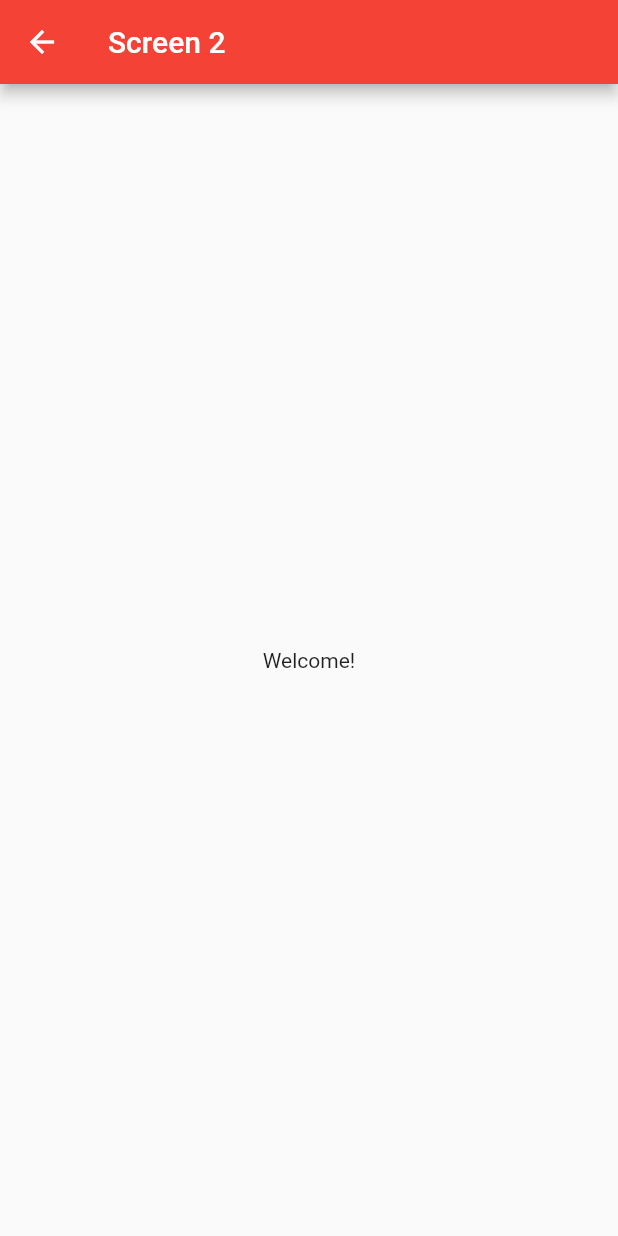
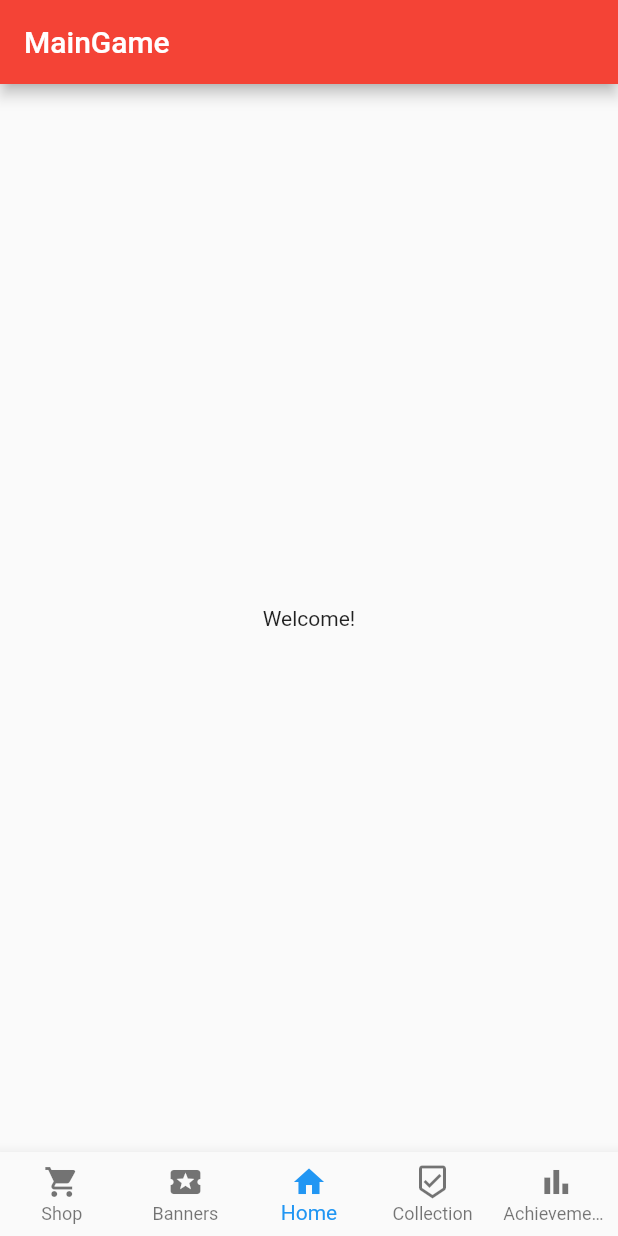
Before and after one commit to GlitchAmbush/mobile_proj, a Flutter app: the screen it shows after launch, after a tap on "Play", on a phone screen of 412 x 824 dp. Run offline on Flutter 3.47's test engine with Material 2 defaults, Android fonts, the light colour scheme and no system bars.

Commit message:
Added Navigation

```diff
--- /dev/null
+++ b/lib/nav/navigation.dart
@@ -0,0 +1,70 @@
+import 'package:flutter/material.dart';
+
+import '../screens/achievements_page.dart';
+import '../screens/banner_page.dart';
+import '../screens/collection_page.dart';
+import '../screens/main_game.dart';
+import '../screens/shop_page.dart';
+
+class Navigation extends StatefulWidget {
+  const Navigation({super.key});
+
+  @override
+  State<Navigation> createState() => _NavigationState();
+}
+
+class _NavigationState extends State<Navigation> {
+  int _selectedIndex = 2;
+  final List<Widget> _children = [
+    const ShopPage(),
+    const BannerPage(),
+    const MainGame(),
+    const CollectionPage(),
+    const AchievementsPage()
+  ];
+
+  void _onItemTapped(int index) {
+    setState(
+      () {
+        _selectedIndex = index;
+      },
+    );
+  }
+
+  @override
+  Widget build(BuildContext context) {
+    return Scaffold(
+      body: _children[_selectedIndex],
+      bottomNavigationBar: BottomNavigationBar(
+        type: BottomNavigationBarType.fixed,
+        items: const [
+          BottomNavigationBarItem(
+              icon: Icon(Icons.shopping_cart), label: 'Shop'),
+          BottomNavigationBarItem(
+              icon: Icon(Icons.local_play), label: 'Banners'),
+          BottomNavigationBarItem(icon: Icon(Icons.home), label: 'Home'),
+          BottomNavigationBarItem(
+              icon: Icon(Icons.beenhere_outlined), label: 'Collection'),
+          BottomNavigationBarItem(
+              icon: Icon(Icons.bar_chart), label: 'Achievements')
+        ],
+        currentIndex: _selectedIndex,
+        onTap: _onItemTapped,
+      ),
+    );
+
+    // Disables Back Button (implement in the future)
+    /*return WillPopScope(
+        child: Scaffold(
+            appBar: AppBar(
+                backgroundColor: Colors.red, title: const Text('Screen 2'),
+                automaticallyImplyLeading: true),
+            body: const Center(
+              child: Text('Welcome!'),
+            )),
+        onWillPop: () async {
+          return false;
+        });
+  }*/
+  }
+}
--- a/lib/screens/collection_page.dart
+++ b/lib/screens/collection_page.dart
@@ -5,6 +5,13 @@ class CollectionPage extends StatelessWidget {
 
   @override
   Widget build(BuildContext context) {
-    return Container();
+    return Scaffold(
+        appBar: AppBar(
+          backgroundColor: Colors.purple[300],
+          title: const Text('Collection'),
+        ),
+        body: const Center(
+          child: Text('Collection'),
+        ));
   }
 }
--- a/lib/screens/main_game.dart
+++ b/lib/screens/main_game.dart
@@ -1,29 +1,16 @@
 import 'package:flutter/material.dart';
 
-class Screen2 extends StatelessWidget {
-  const Screen2({super.key});
+class MainGame extends StatelessWidget {
+  const MainGame({super.key});
 
   @override
   Widget build(BuildContext context) {
-    // Disables Back Button (implement in the future)
-    /*return WillPopScope(
-        child: Scaffold(
-            appBar: AppBar(
-                backgroundColor: Colors.red, title: const Text('Screen 2'),
-                automaticallyImplyLeading: true),
-            body: const Center(
-              child: Text('Welcome!'),
-            )),
-        onWillPop: () async {
-          return false;
-        });
-  }*/
-
     return Scaffold(
-        appBar:
-            AppBar(backgroundColor: Colors.red, title: const Text('Screen 2')),
-        body: const Center(
-          child: Text('Welcome!'),
-        ));
+      appBar:
+          AppBar(backgroundColor: Colors.red, title: const Text('MainGame')),
+      body: const Center(
+        child: Text('Welcome!'),
+      ),
+    );
   }
 }
--- a/lib/screens/shop_page.dart
+++ b/lib/screens/shop_page.dart
@@ -5,6 +5,13 @@ class ShopPage extends StatelessWidget {
 
   @override
   Widget build(BuildContext context) {
-    return Container();
+    return Scaffold(
+        appBar: AppBar(
+          backgroundColor: Colors.purple[300],
+          title: const Text('Shop'),
+        ),
+        body: const Center(
+          child: Text('Shop'),
+        ));
   }
 }
--- a/lib/screens/start_page.dart
+++ b/lib/screens/start_page.dart
@@ -1,5 +1,5 @@
 import 'package:flutter/material.dart';
-import 'main_game.dart';
+import '../nav/navigation.dart';
 
 class Start extends StatelessWidget {
   const Start({super.key});
@@ -16,8 +16,10 @@ class Start extends StatelessWidget {
             children: [
               ElevatedButton(
                 onPressed: () {
-                  Navigator.push(context,
-                      MaterialPageRoute(builder: (context) => const Screen2()));
+                  Navigator.pushReplacement(
+                      context,
+                      MaterialPageRoute(
+                          builder: (context) => const Navigation()));
                 },
                 child: const Text('Play'),
               ),
--- a/pubspec.yaml
+++ b/pubspec.yaml
@@ -35,6 +35,7 @@ dependencies:
   # The following adds the Cupertino Icons font to your application.
   # Use with the CupertinoIcons class for iOS style icons.
   cupertino_icons: ^1.0.2
+  custom_navigator: ^0.3.0
 
 dev_dependencies:
   flutter_test:
```
Also changed, not shown: lib/screens/achievements_page.dart (+8 -1 lines), lib/screens/banner_page.dart (+8 -1 lines), pubspec.lock.
